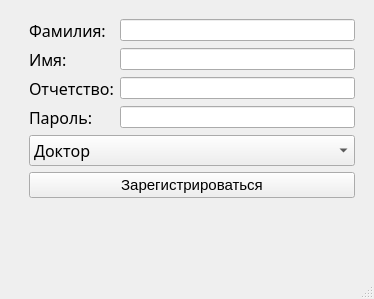
Qt form ui/register.ui (flexyw1be/DentalProject) before a commit.
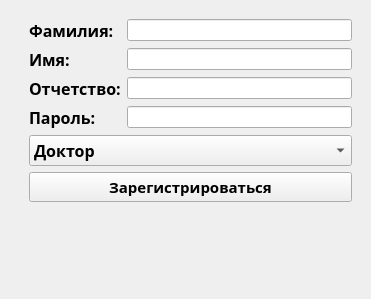
The same form after that commit.

What changed in the file:
```diff
--- a/ui/register.ui
+++ b/ui/register.ui
@@ -6,7 +6,7 @@
    <rect>
     <x>0</x>
     <y>0</y>
-    <width>374</width>
+    <width>371</width>
     <height>299</height>
    </rect>
   </property>
@@ -21,8 +21,10 @@
        <widget class="QLabel" name="label_3">
         <property name="font">
          <font>
-          <family>Yandex Sans Display Regular</family>
+          <family>Segoe UI Semibold</family>
           <pointsize>12</pointsize>
+          <weight>75</weight>
+          <bold>true</bold>
          </font>
         </property>
         <property name="text">
@@ -40,8 +42,10 @@
        <widget class="QLabel" name="label_2">
         <property name="font">
          <font>
-          <family>Yandex Sans Display Regular</family>
+          <family>Segoe UI Semibold</family>
           <pointsize>12</pointsize>
+          <weight>75</weight>
+          <bold>true</bold>
          </font>
         </property>
         <property name="text">
@@ -53,8 +57,10 @@
        <widget class="QLabel" name="label">
         <property name="font">
          <font>
-          <family>Yandex Sans Display Regular</family>
+          <family>Segoe UI Semibold</family>
           <pointsize>12</pointsize>
+          <weight>75</weight>
+          <bold>true</bold>
          </font>
         </property>
         <property name="text">
@@ -72,10 +78,10 @@
        <widget class="QLabel" name="label_4">
         <property name="font">
          <font>
-          <family>Yandex Sans Display Regular</family>
+          <family>Segoe UI Semibold</family>
           <pointsize>12</pointsize>
-          <weight>50</weight>
-          <bold>false</bold>
+          <weight>75</weight>
+          <bold>true</bold>
          </font>
         </property>
         <property name="text">
@@ -105,8 +111,10 @@
      <widget class="QComboBox" name="position_combo_box">
       <property name="font">
        <font>
-        <family>Yandex Sans Display Thin</family>
+        <family>Segoe UI Semibold</family>
         <pointsize>12</pointsize>
+        <weight>75</weight>
+        <bold>true</bold>
        </font>
       </property>
       <item>
@@ -125,8 +133,10 @@
      <widget class="QPushButton" name="register_push_button">
       <property name="font">
        <font>
-        <family>Segoe UI</family>
+        <family>Segoe UI Semibold</family>
         <pointsize>11</pointsize>
+        <weight>75</weight>
+        <bold>true</bold>
        </font>
       </property>
       <property name="text">
@@ -210,17 +220,6 @@
     </item>
    </layout>
   </widget>
-  <widget class="QMenuBar" name="menubar">
-   <property name="geometry">
-    <rect>
-     <x>0</x>
-     <y>0</y>
-     <width>374</width>
-     <height>21</height>
-    </rect>
-   </property>
-  </widget>
-  <widget class="QStatusBar" name="statusbar"/>
  </widget>
  <resources/>
  <connections/>
```
